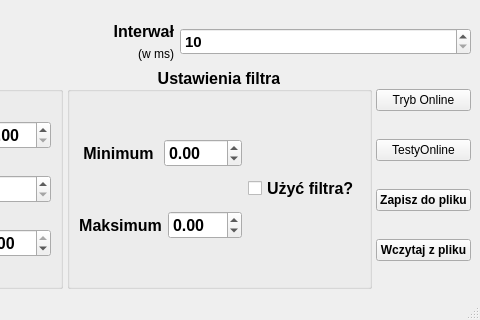
This is symulator.ui in macbondyra/SymulatorUARWymiana as Qt 5 draws it before an edit; both pictures show x 723 to 1203 and y 511 to 831 of the 1203 by 831 pixel window. The edited form follows.
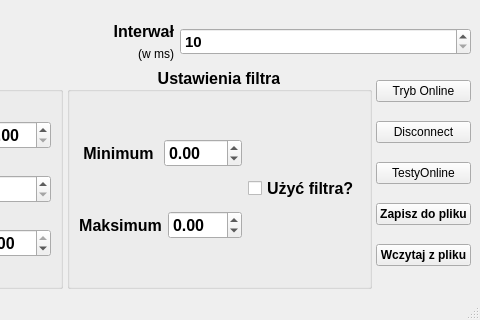
This is the edited form. Custom widgets are drawn as their Qt base class.

Commit message: Działający disconnect XD

Diff of the .ui file:
```diff
--- a/symulator.ui
+++ b/symulator.ui
@@ -600,6 +600,13 @@
           </property>
          </widget>
         </item>
+        <item>
+         <widget class="QPushButton" name="button_disconnect">
+          <property name="text">
+           <string>Disconnect</string>
+          </property>
+         </widget>
+        </item>
         <item>
          <widget class="QPushButton" name="TestyOnline">
           <property name="text">
```
The commit also changes 3 other files.
